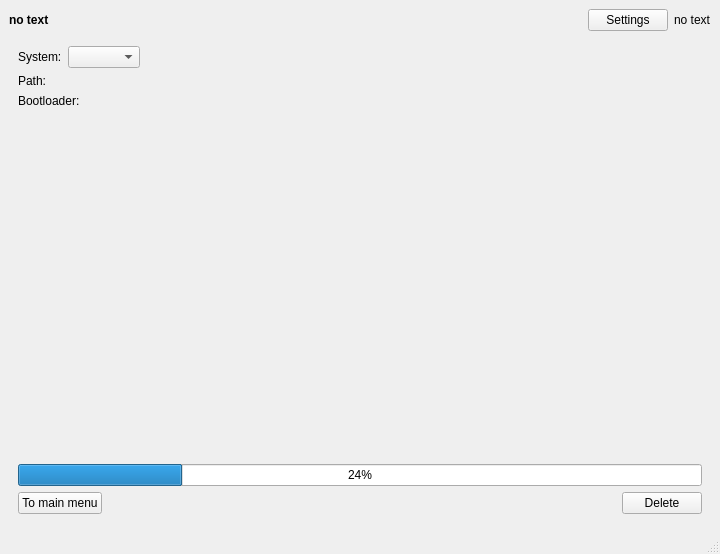
Before: the Qt Designer form window.ui in YourDroid/YourDroid, drawn with Qt 5.
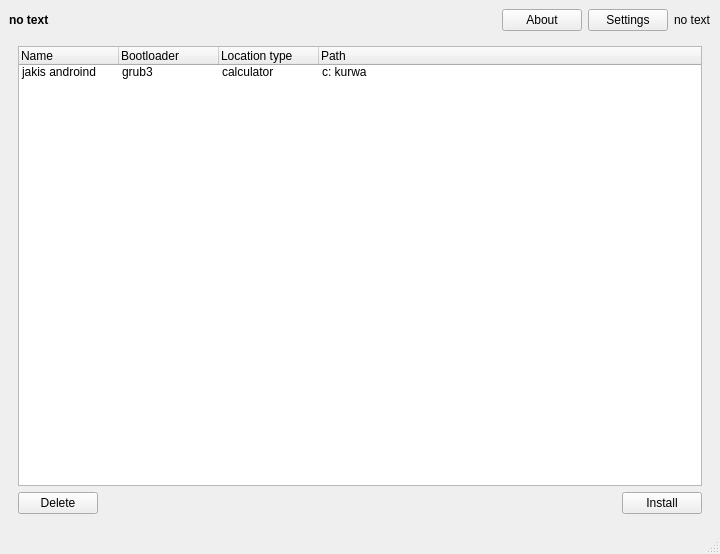
After: the same form once the commit is applied. The open tabs and pages were chosen to show the change. Icons and pictures are not drawn.

Commit message: new main menu and multiple signal connections bug fixed

What changed in the file:
```diff
--- a/window.ui
+++ b/window.ui
@@ -47,6 +47,13 @@
         </property>
        </spacer>
       </item>
+      <item>
+       <widget class="QPushButton" name="buttonAboutMain">
+        <property name="text">
+         <string>About</string>
+        </property>
+       </widget>
+      </item>
       <item>
        <widget class="QPushButton" name="settingsMini">
         <property name="text">
@@ -69,53 +76,78 @@
        <number>2</number>
       </property>
       <widget class="QWidget" name="mainWindowPage">
-       <layout class="QGridLayout" name="gridLayout_3">
-        <item row="1" column="1">
-         <spacer name="horizontalSpacer_2">
-          <property name="orientation">
-           <enum>Qt::Horizontal</enum>
+       <layout class="QVBoxLayout" name="verticalLayout_10">
+        <item>
+         <widget class="QTreeWidget" name="systemsTree">
+          <property name="indentation">
+           <number>0</number>
           </property>
-          <property name="sizeHint" stdset="0">
-           <size>
-            <width>40</width>
-            <height>20</height>
-           </size>
-          </property>
-         </spacer>
-        </item>
-        <item row="1" column="0">
-         <widget class="QPushButton" name="deleteButtonMain">
-          <property name="text">
-           <string>Delete</string>
-          </property>
+          <column>
+           <property name="text">
+            <string>Name</string>
+           </property>
+          </column>
+          <column>
+           <property name="text">
+            <string>Bootloader</string>
+           </property>
+          </column>
+          <column>
+           <property name="text">
+            <string>Location type</string>
+           </property>
+          </column>
+          <column>
+           <property name="text">
+            <string>Path</string>
+           </property>
+          </column>
+          <item>
+           <property name="text">
+            <string>jakis androind</string>
+           </property>
+           <property name="text">
+            <string>grub3</string>
+           </property>
+           <property name="text">
+            <string>calculator</string>
+           </property>
+           <property name="text">
+            <string>c: kurwa</string>
+           </property>
+          </item>
          </widget>
         </item>
-        <item row="0" column="0">
-         <widget class="QPushButton" name="installButtonMain">
-          <property name="text">
-           <string>Install</string>
-          </property>
-         </widget>
-        </item>
-        <item row="3" column="0">
-         <spacer name="verticalSpacer_2">
-          <property name="orientation">
-           <enum>Qt::Vertical</enum>
-          </property>
-          <property name="sizeHint" stdset="0">
-           <size>
-            <width>20</width>
-            <height>40</height>
-           </size>
-          </property>
-         </spacer>
-        </item>
-        <item row="2" column="0">
-         <widget class="QPushButton" name="buttonAboutMain">
-          <property name="text">
-           <string>About</string>
-          </property>
-         </widget>
+        <item>
+         <layout class="QHBoxLayout" name="horizontalLayout_21">
+          <item>
+           <widget class="QPushButton" name="buttonDeleteDelete">
+            <property name="text">
+             <string>Delete</string>
+            </property>
+           </widget>
+          </item>
+          <item>
+           <spacer name="horizontalSpacer_5">
+            <property name="orientation">
+             <enum>Qt::Horizontal</enum>
+            </property>
+            <property name="sizeHint" stdset="0">
+             <size>
+              <width>40</width>
+              <height>20</height>
+             </size>
+            </property>
+           </spacer>
+          </item>
+          <item>
+           <widget class="QPushButton" name="installButtonMain">
+            <property name="text">
+             <string>Install</string>
+            </property>
+           </widget>
+          </item>
+         </layout>
         </item>
        </layout>
       </widget>
@@ -666,132 +698,6 @@
         </item>
        </layout>
       </widget>
-      <widget class="QWidget" name="deletePage">
-       <layout class="QVBoxLayout" name="verticalLayout_9">
-        <item>
-         <layout class="QHBoxLayout" name="horizontalLayout_14">
-          <item>
-           <layout class="QVBoxLayout" name="verticalLayout">
-            <item>
-             <layout class="QHBoxLayout" name="horizontalLayout_11">
-              <item>
-               <widget class="QLabel" name="labelSystemtoDelete">
-                <property name="text">
-                 <string>System:</string>
-                </property>
-               </widget>
-              </item>
-              <item>
-               <widget class="QComboBox" name="comboSystemDelete"/>
-              </item>
-             </layout>
-            </item>
-            <item>
-             <layout class="QHBoxLayout" name="horizontalLayout_13">
-              <item>
-               <widget class="QLabel" name="labelPlaceDelete">
-                <property name="text">
-                 <string>Path:</string>
-                </property>
-               </widget>
-              </item>
-              <item>
-               <widget class="QLabel" name="labelPlaceDeleteText">
-                <property name="text">
-                 <string/>
-                </property>
-               </widget>
-              </item>
-             </layout>
-            </item>
-            <item>
-             <layout class="QHBoxLayout" name="horizontalLayout_12">
-              <item>
-               <widget class="QLabel" name="labelBootloaderDelete">
-                <property name="text">
-                 <string>Bootloader:</string>
-                </property>
-               </widget>
-              </item>
-              <item>
-               <widget class="QLabel" name="labelbootloaderDeleteText">
-                <property name="text">
-                 <string/>
-                </property>
-               </widget>
-              </item>
-             </layout>
-            </item>
-           </layout>
-          </item>
-          <item>
-           <spacer name="horizontalSpacer_11">
-            <property name="orientation">
-             <enum>Qt::Horizontal</enum>
-            </property>
-            <property name="sizeHint" stdset="0">
-             <size>
-              <width>40</width>
-              <height>20</height>
-             </size>
-            </property>
-           </spacer>
-          </item>
-         </layout>
-        </item>
-        <item>
-         <spacer name="verticalSpacer_3">
-          <property name="orientation">
-           <enum>Qt::Vertical</enum>
-          </property>
-          <property name="sizeHint" stdset="0">
-           <size>
-            <width>20</width>
-            <height>40</height>
-           </size>
-          </property>
-         </spacer>
-        </item>
-        <item>
-         <widget class="QProgressBar" name="progressDelete">
-          <property name="value">
-           <number>24</number>
-          </property>
-         </widget>
-        </item>
-        <item>
-         <layout class="QHBoxLayout" name="horizontalLayout_10">
-          <item>
-           <widget class="QPushButton" name="buttonReturnMainDelete">
-            <property name="text">
-             <string>To main menu</string>
-            </property>
-           </widget>
-          </item>
-          <item>
-           <spacer name="horizontalSpacer_10">
-            <property name="orientation">
-             <enum>Qt::Horizontal</enum>
-            </property>
-            <property name="sizeHint" stdset="0">
-             <size>
-              <width>40</width>
-              <height>20</height>
-             </size>
-            </property>
-           </spacer>
-          </item>
-          <item>
-           <widget class="QPushButton" name="buttonDeleteDelete">
-            <property name="text">
-             <string>Delete</string>
-            </property>
-           </widget>
-          </item>
-         </layout>
-        </item>
-       </layout>
-      </widget>
       <widget class="QWidget" name="aboutPage">
        <layout class="QVBoxLayout" name="verticalLayout_8">
         <item>
```
Left out of the diff: 2 changed lines with no effect on the pictures. The commit also changes 4 other files.
